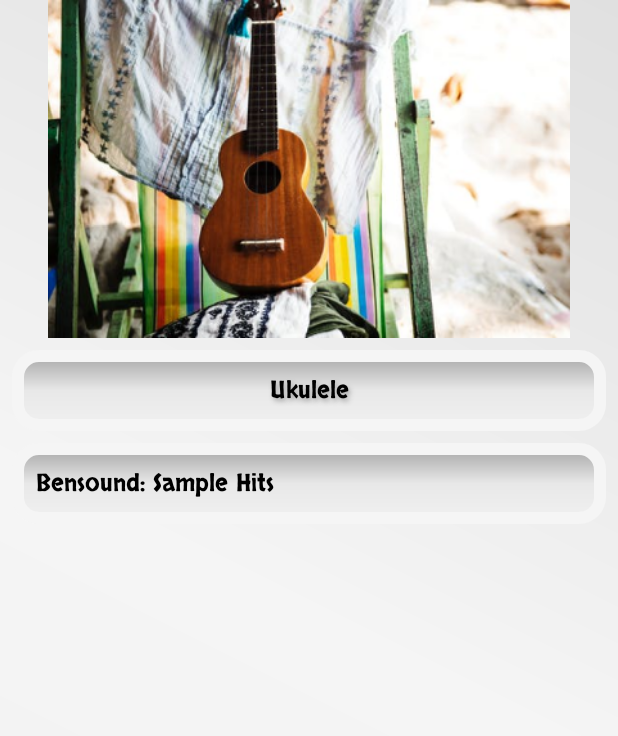
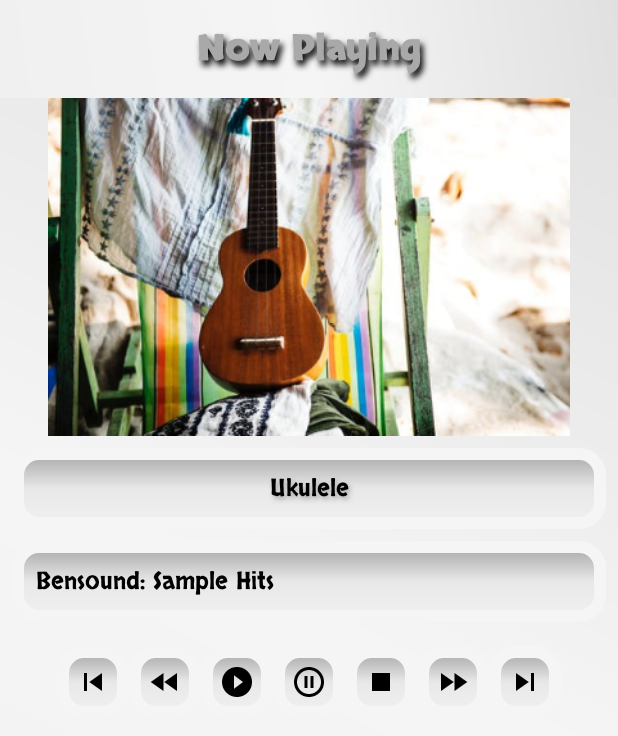
Before and after one commit to hgallop/ElectronMusicPlayer, an Android app: the layout activity_playing.xml on its own in the app's theme, with its tools: preview values and no code run, on a phone screen of 412 x 824 dp. Shown: the top 736 px of the screen. Run offline under Robolectric (Android 15) with nearby library versions, the phone set to English and light mode, and no system bars.

Commit message:
Add logic to MainActivity to add a song to NowPlayingActivity when user clicks Now Playing in activity main.

```diff
--- a/app/src/main/java/com/example/android/electronmusicplayer/MainActivity.java
+++ b/app/src/main/java/com/example/android/electronmusicplayer/MainActivity.java
@@ -7,6 +7,10 @@ import android.view.View;
 import android.widget.TextView;
 
 public class MainActivity extends AppCompatActivity {
+
+    private final String IMAGE = "imageId";
+    private final String SONG = "song";
+    private final String ALBUM = "album";
 
     @Override
     protected void onCreate(Bundle savedInstanceState) {
@@ -36,7 +40,15 @@ public class MainActivity extends AppCompatActivity {
         playing.setOnClickListener(new View.OnClickListener() {
             @Override
             public void onClick(View v) {
+
+                int imageId = R.drawable.a_new_beginning;
+                String song = getResources().getString(R.string.new_beginning);
+                String album = getResources().getString(R.string.bensound_sample_hits);
+
                 Intent intent = new Intent(MainActivity.this, NowPlayingActivity.class);
+                intent.putExtra(IMAGE, imageId);
+                intent.putExtra(SONG, song);
+                intent.putExtra(ALBUM, album);
                 startActivity(intent);
 
             }
--- a/app/src/main/res/layout/activity_playing.xml
+++ b/app/src/main/res/layout/activity_playing.xml
@@ -7,10 +7,18 @@
     android:background="@drawable/gradient_background"
     tools:context=".NowPlayingActivity">
 
+    <TextView
+        android:id="@+id/actionBar"
+        style="@style/PsuedoActionBar"
+        android:layout_width="match_parent"
+        android:layout_height="wrap_content"
+        android:text="@string/now_playing" />
+
     <ImageView
         android:id="@+id/albumImage"
         android:layout_width="match_parent"
         android:layout_height="@dimen/album_height"
+        app:layout_constraintTop_toBottomOf="@id/actionBar"
         android:src="@drawable/ukulele"/>
 
     <TextView
@@ -33,4 +41,63 @@
         app:layout_constraintStart_toStartOf="parent"
         app:layout_constraintTop_toBottomOf="@+id/song" />
 
+    <LinearLayout
+        android:id="@+id/buttonBar"
+        app:layout_constraintTop_toBottomOf="@+id/album"
+        android:gravity="center"
+        android:layout_marginTop="@dimen/spacing"
+        android:layout_width="match_parent"
+        android:layout_height="wrap_content">
+
+        <ImageButton
+            android:id="@+id/skipback"
+            android:layout_width="@dimen/icon"
+            android:layout_height="@dimen/icon"
+            android:background="@drawable/border"
+            android:src="@drawable/ic_skip_previous_black_48dp"/>
+
+        <ImageButton
+            android:id="@+id/rewind"
+            android:layout_width="@dimen/icon"
+            android:layout_height="@dimen/icon"
+            android:background="@drawable/border"
+            android:src="@drawable/ic_fast_rewind_black_48dp"/>
+
+        <ImageButton
+            android:id="@+id/play"
+            android:layout_width="@dimen/icon"
+            android:layout_height="@dimen/icon"
+            android:background="@drawable/border"
+            android:src="@drawable/ic_play_circle_filled_black_48dp"/>
+
+        <ImageButton
+            android:id="@+id/pause"
+            android:layout_width="@dimen/icon"
+            android:layout_height="@dimen/icon"
+            android:background="@drawable/border"
+            android:src="@drawable/ic_pause_circle_outline_black_48dp"/>
+
+        <ImageButton
+            android:id="@+id/stop"
+            android:layout_width="@dimen/icon"
+            android:layout_height="@dimen/icon"
+            android:background="@drawable/border"
+            android:src="@drawable/ic_stop_black_48dp"/>
+
+        <ImageButton
+            android:id="@+id/fastforward"
+            android:layout_width="@dimen/icon"
+            android:layout_height="@dimen/icon"
+            android:background="@drawable/border"
+            android:src="@drawable/ic_fast_forward_black_48dp"/>
+
+        <ImageButton
+            android:id="@+id/skipforward"
+            android:layout_width="@dimen/icon"
+            android:layout_height="@dimen/icon"
+            android:background="@drawable/border"
+            android:src="@drawable/ic_skip_next_black_48dp"/>
+
+    </LinearLayout>
+
 </android.support.constraint.ConstraintLayout>
```
